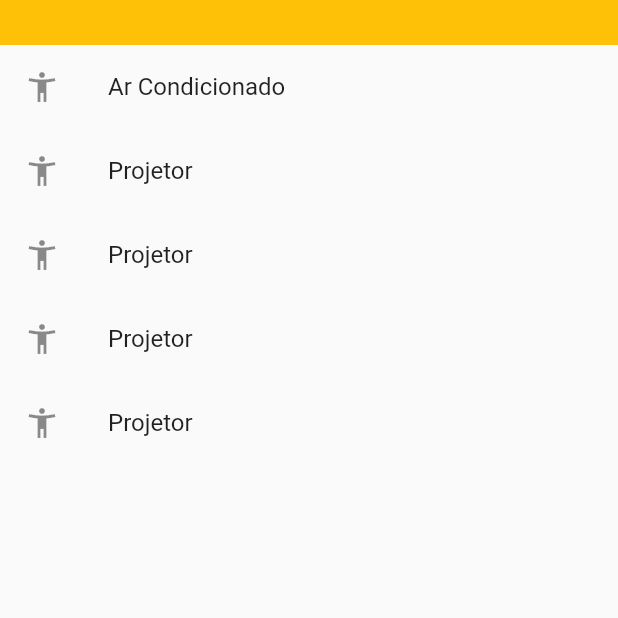
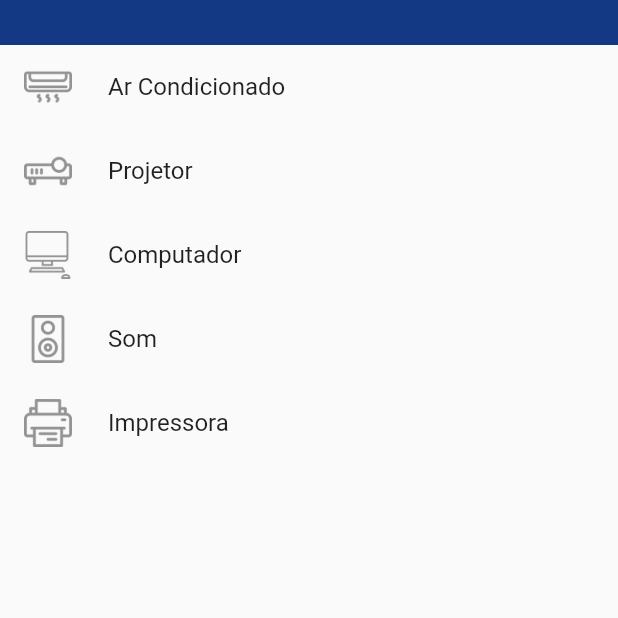
Before and after one commit to LuizCamargos/TestesFlutter, a Flutter app: the screen it shows after launch, on a phone screen of 412 x 824 dp, the top half of it. Run offline on Flutter 3.47's test engine with Material 2 defaults, Android fonts, the phone set to English and light mode, and no system bars.

```diff
--- a/lib/main.dart
+++ b/lib/main.dart
@@ -19,7 +19,7 @@ class Scafold extends StatelessWidget {
     return new Container(
       height: MediaQuery.of(context).size.height,
       width: MediaQuery.of(context).size.width,
-      color: Colors.amber,
+      color: Color(0xff133984),
       child: Container(
         padding: const EdgeInsets.only(top: 30),
         child: Material(
@@ -27,28 +27,48 @@ class Scafold extends StatelessWidget {
             children: <Widget>[
               ListTile(
                 title: Text("Ar Condicionado"),
-                leading: Icon(Icons.accessibility_new),
+                leading: Image.asset(
+                  'assets/images/air_conditioner.png',
+                  height: 32,
+                  width: 32,
+                ),
                 onTap: () => print("Ar Condicionado"),
               ),
               ListTile(
                 title: Text("Projetor"),
-                leading: Icon(Icons.accessibility_new),
+                leading: Image.asset(
+                  'assets/images/projector.png',
+                  height: 32,
+                  width: 32,
+                ),
                 onTap: () => print("Projetor"),
               ),
               ListTile(
-                title: Text("Projetor"),
-                leading: Icon(Icons.accessibility_new),
-                onTap: () => print("Testando"),
+                title: Text("Computador"),
+                leading: Image.asset(
+                  'assets/images/computer.png',
+                  height: 32,
+                  width: 32,
+                ),
+                onTap: () => print("Computador"),
               ),
               ListTile(
-                title: Text("Projetor"),
-                leading: Icon(Icons.accessibility_new),
-                onTap: () => print("Projetor"),
+                title: Text("Som"),
+                leading: Image.asset(
+                  'assets/images/loudspeaker.png',
+                  height: 32,
+                  width: 32,
+                ),
+                onTap: () => print("Som"),
               ),
               ListTile(
-                title: Text("Projetor"),
-                leading: Icon(Icons.accessibility_new),
-                onTap: () => print("Projetor"),
+                title: Text("Impressora"),
+                leading: Image.asset(
+                  'assets/images/printer.png',
+                  height: 32,
+                  width: 32,
+                ),
+                onTap: () => print("Impressora"),
               ),
             ],
           ),
```
Also changed, not shown: pubspec.yaml (+7 -0 lines), assets/images/air_conditioner.png (added), assets/images/computer.png (added), assets/images/loudspeaker.png (added), assets/images/printer.png (added), assets/images/projector.png (added), assets/images/router.png (added), 1 other file.
